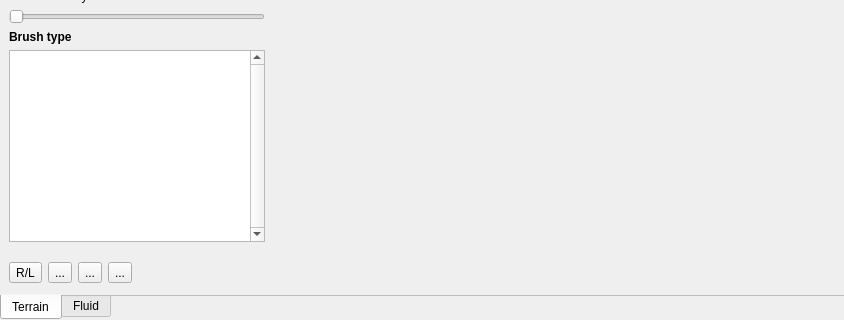
Old version of the form game/ui/terraform.ui in the repository horazont/scc; both pictures show x 0 to 844 and y 242 to 562 of the 844 by 562 pixel window.
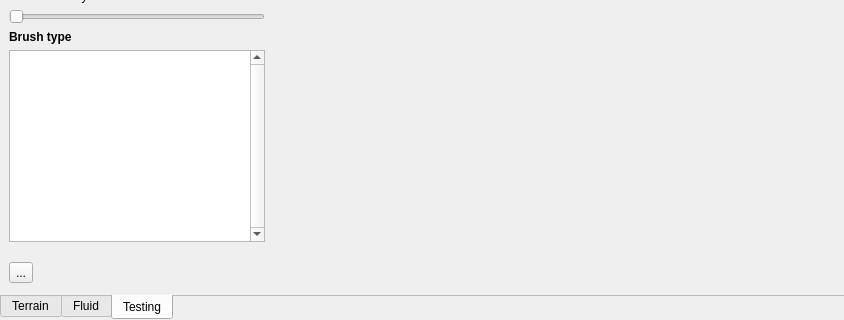
New version of the form.

Commit message: Implement test tool to play with Bézier curves

Patch:
```diff
--- a/game/ui/terraform.ui
+++ b/game/ui/terraform.ui
@@ -355,7 +355,7 @@
       <enum>QTabWidget::Rounded</enum>
      </property>
      <property name="currentIndex">
-      <number>0</number>
+      <number>2</number>
      </property>
      <property name="documentMode">
       <bool>true</bool>
@@ -507,6 +507,60 @@
        </item>
       </layout>
      </widget>
+     <widget class="QWidget" name="tab_3">
+      <attribute name="title">
+       <string>Testing</string>
+      </attribute>
+      <layout class="QVBoxLayout" name="verticalLayout">
+       <property name="spacing">
+        <number>0</number>
+       </property>
+       <property name="leftMargin">
+        <number>0</number>
+       </property>
+       <property name="topMargin">
+        <number>0</number>
+       </property>
+       <property name="rightMargin">
+        <number>0</number>
+       </property>
+       <property name="bottomMargin">
+        <number>0</number>
+       </property>
+       <item>
+        <widget class="QFrame" name="frame_5">
+         <property name="frameShape">
+          <enum>QFrame::NoFrame</enum>
+         </property>
+         <property name="frameShadow">
+          <enum>QFrame::Plain</enum>
+         </property>
+         <layout class="QHBoxLayout" name="horizontalLayout_6">
+          <item>
+           <widget class="QToolButton" name="toolbtn_testing">
+            <property name="text">
+             <string>...</string>
+            </property>
+           </widget>
+          </item>
+          <item>
+           <spacer name="horizontalSpacer_3">
+            <property name="orientation">
+             <enum>Qt::Horizontal</enum>
+            </property>
+            <property name="sizeHint" stdset="0">
+             <size>
+              <width>40</width>
+              <height>20</height>
+             </size>
+            </property>
+           </spacer>
+          </item>
+         </layout>
+        </widget>
+       </item>
+      </layout>
+     </widget>
     </widget>
    </item>
    <item row="0" column="1">
```
Left out of the diff: 8 changed lines with no effect on the pictures. The commit also changes 4 other files.
